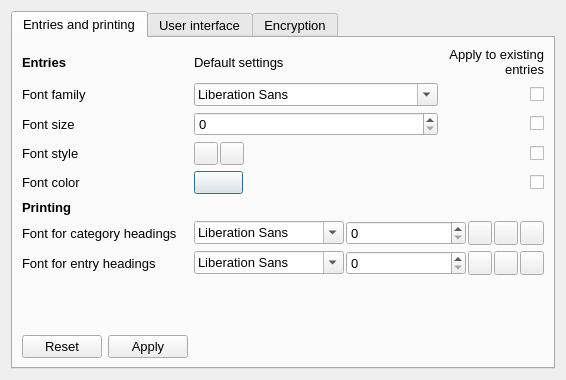
The window that settingsdialog.ui (jan-henkel/Notes) describes before a commit, drawn with Qt 5.
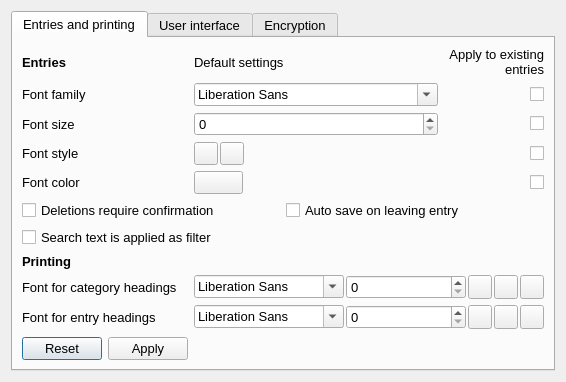
The same window after the commit. Icons and pictures are not drawn.

Commit message: added settings to make saving and deleting more convenient. also added a setting to disable the search filter in favor of scrolling to the first result

What changed in the file:
```diff
--- a/settingsdialog.ui
+++ b/settingsdialog.ui
@@ -34,8 +34,287 @@
        <string>Entries and printing</string>
       </attribute>
       <layout class="QGridLayout" name="gridLayout_2">
-       <item row="0" column="0">
-        <widget class="QLabel" name="captionEntriesLabel">
+       <item row="12" column="0">
+        <layout class="QHBoxLayout" name="resetApplyLayout">
+         <item>
+          <widget class="QPushButton" name="resetPushButton">
+           <property name="text">
+            <string>Reset</string>
+           </property>
+          </widget>
+         </item>
+         <item>
+          <widget class="QPushButton" name="applyPushButton">
+           <property name="enabled">
+            <bool>true</bool>
+           </property>
+           <property name="text">
+            <string>Apply</string>
+           </property>
+          </widget>
+         </item>
+        </layout>
+       </item>
+       <item row="10" column="0">
+        <widget class="QLabel" name="printingFontLabel_2">
+         <property name="text">
+          <string>Font for entry headings</string>
+         </property>
+        </widget>
+       </item>
+       <item row="9" column="1" colspan="2">
+        <layout class="QHBoxLayout" name="printingFontCategoryLayout">
+         <property name="spacing">
+          <number>2</number>
+         </property>
+         <item>
+          <widget class="QFontComboBox" name="printingFontCategoryComboBox">
+           <property name="maximumSize">
+            <size>
+             <width>150</width>
+             <height>16777215</height>
+            </size>
+           </property>
+           <property name="font">
+            <font>
+             <pointsize>10</pointsize>
+            </font>
+           </property>
+          </widget>
+         </item>
+         <item>
+          <widget class="QSpinBox" name="printingFontCategorySizeSpinBox">
+           <property name="font">
+            <font>
+             <pointsize>10</pointsize>
+            </font>
+           </property>
+          </widget>
+         </item>
+         <item>
+          <widget class="QToolButton" name="printingFontCategoryBoldToolButton">
+           <property name="maximumSize">
+            <size>
+             <width>24</width>
+             <height>24</height>
+            </size>
+           </property>
+           <property name="font">
+            <font>
+             <pointsize>10</pointsize>
+            </font>
+           </property>
+           <property name="text">
+            <string/>
+           </property>
+           <property name="icon">
+            <iconset resource="icons.qrc">
+             <normaloff>:/icons/text_bold.png</normaloff>:/icons/text_bold.png</iconset>
+           </property>
+           <property name="checkable">
+            <bool>true</bool>
+           </property>
+          </widget>
+         </item>
+         <item>
+          <widget class="QToolButton" name="printingFontCategoryItalicToolButton">
+           <property name="maximumSize">
+            <size>
+             <width>24</width>
+             <height>24</height>
+            </size>
+           </property>
+           <property name="font">
+            <font>
+             <pointsize>10</pointsize>
+            </font>
+           </property>
+           <property name="text">
+            <string/>
+           </property>
+           <property name="icon">
+            <iconset resource="icons.qrc">
+             <normaloff>:/icons/text_italic.png</normaloff>:/icons/text_italic.png</iconset>
+           </property>
+           <property name="checkable">
+            <bool>true</bool>
+           </property>
+          </widget>
+         </item>
+         <item>
+          <widget class="QToolButton" name="printingFontCategoryUnderlineToolButton">
+           <property name="maximumSize">
+            <size>
+             <width>24</width>
+             <height>24</height>
+            </size>
+           </property>
+           <property name="font">
+            <font>
+             <pointsize>10</pointsize>
+            </font>
+           </property>
+           <property name="text">
+            <string/>
+           </property>
+           <property name="icon">
+            <iconset resource="icons.qrc">
+             <normaloff>:/icons/text_underline.png</normaloff>:/icons/text_underline.png</iconset>
+           </property>
+           <property name="checkable">
+            <bool>true</bool>
+           </property>
+          </widget>
+         </item>
+        </layout>
+       </item>
+       <item row="11" column="0">
+        <spacer name="verticalSpacer">
+         <property name="orientation">
+          <enum>Qt::Vertical</enum>
+         </property>
+         <property name="sizeHint" stdset="0">
+          <size>
+           <width>20</width>
+           <height>40</height>
+          </size>
+         </property>
+        </spacer>
+       </item>
+       <item row="11" column="1">
+        <spacer name="verticalSpacer_2">
+         <property name="orientation">
+          <enum>Qt::Vertical</enum>
+         </property>
+         <property name="sizeHint" stdset="0">
+          <size>
+           <width>20</width>
+           <height>40</height>
+          </size>
+         </property>
+        </spacer>
+       </item>
+       <item row="10" column="1" colspan="2">
+        <layout class="QHBoxLayout" name="printingFontEntryLayout">
+         <property name="spacing">
+          <number>2</number>
+         </property>
+         <item>
+          <widget class="QFontComboBox" name="printingFontEntryComboBox">
+           <property name="maximumSize">
+            <size>
+             <width>150</width>
+             <height>16777215</height>
+            </size>
+           </property>
+           <property name="font">
+            <font>
+             <pointsize>10</pointsize>
+            </font>
+           </property>
+          </widget>
+         </item>
+         <item>
+          <widget class="QSpinBox" name="printingFontEntrySizeSpinBox">
+           <property name="font">
+            <font>
+             <pointsize>10</pointsize>
+            </font>
+           </property>
+          </widget>
+         </item>
+         <item>
+          <widget class="QToolButton" name="printingFontEntryBoldToolButton">
+           <property name="maximumSize">
+            <size>
+             <width>24</width>
+             <height>24</height>
+            </size>
+           </property>
+           <property name="font">
+            <font>
+             <pointsize>10</pointsize>
+            </font>
+           </property>
+           <property name="text">
+            <string/>
+           </property>
+           <property name="icon">
+            <iconset resource="icons.qrc">
+             <normaloff>:/icons/text_bold.png</normaloff>:/icons/text_bold.png</iconset>
+           </property>
+           <property name="checkable">
+            <bool>true</bool>
+           </property>
+          </widget>
+         </item>
+         <item>
+          <widget class="QToolButton" name="printingFontEntryItalicToolButton">
+           <property name="maximumSize">
+            <size>
+             <width>24</width>
+             <height>24</height>
+            </size>
+           </property>
+           <property name="font">
+            <font>
+             <pointsize>10</pointsize>
+            </font>
+           </property>
+           <property name="text">
+            <string/>
+           </property>
+           <property name="icon">
+            <iconset resource="icons.qrc">
+             <normaloff>:/icons/text_italic.png</normaloff>:/icons/text_italic.png</iconset>
+           </property>
+           <property name="checkable">
+            <bool>true</bool>
+           </property>
+          </widget>
+         </item>
+         <item>
+          <widget class="QToolButton" name="printingFontEntryUnderlineToolButton">
+           <property name="maximumSize">
+            <size>
+             <width>24</width>
+             <height>24</height>
+            </size>
+           </property>
+           <property name="font">
+            <font>
+             <pointsize>10</pointsize>
+            </font>
+           </property>
+           <property name="text">
+            <string/>
+           </property>
+           <property name="icon">
+            <iconset resource="icons.qrc">
+             <normaloff>:/icons/text_underline.png</normaloff>:/icons/text_underline.png</iconset>
+           </property>
+           <property name="checkable">
+            <bool>true</bool>
+           </property>
+          </widget>
+         </item>
+        </layout>
+       </item>
+       <item row="11" column="2">
+        <spacer name="verticalSpacer_3">
+         <property name="orientation">
+          <enum>Qt::Vertical</enum>
+         </property>
+         <property name="sizeHint" stdset="0">
+          <size>
+           <width>20</width>
+           <height>40</height>
+          </size>
+         </property>
+        </spacer>
+       </item>
+       <item row="8" column="0">
+        <widget class="QLabel" name="captionPrintingLabel">
          <property name="font">
           <font>
            <weight>75</weight>
@@ -43,7 +322,68 @@
           </font>
          </property>
          <property name="text">
-          <string>Entries</string>
+          <string>Printing</string>
+         </property>
+        </widget>
+       </item>
+       <item row="3" column="2">
+        <widget class="QCheckBox" name="fontStyleApplyAllCheckBox">
+         <property name="layoutDirection">
+          <enum>Qt::RightToLeft</enum>
+         </property>
+         <property name="text">
+          <string/>
+         </property>
+        </widget>
+       </item>
+       <item row="4" column="1">
+        <widget class="QPushButton" name="fontColorPushButton">
+         <property name="maximumSize">
+          <size>
+           <width>49</width>
+           <height>16777215</height>
+          </size>
+         </property>
+         <property name="font">
+          <font>
+           <pointsize>10</pointsize>
+          </font>
+         </property>
+         <property name="text">
+          <string/>
+         </property>
+         <property name="icon">
+          <iconset resource="icons.qrc">
+           <normaloff>:/icons/color_wheel.png</normaloff>:/icons/color_wheel.png</iconset>
+         </property>
+        </widget>
+       </item>
+       <item row="4" column="0">
+        <widget class="QLabel" name="fontColorLabel">
+         <property name="font">
+          <font>
+           <pointsize>10</pointsize>
+          </font>
+         </property>
+         <property name="text">
+          <string>Font color</string>
+         </property>
+        </widget>
+       </item>
+       <item row="4" column="2">
+        <widget class="QCheckBox" name="fontColorApplyAllCheckBox">
+         <property name="layoutDirection">
+          <enum>Qt::RightToLeft</enum>
+         </property>
+         <property name="text">
+          <string/>
+         </property>
+        </widget>
+       </item>
+       <item row="9" column="0">
+        <widget class="QLabel" name="printingCategoryFontLabel">
+         <property name="text">
+          <string>Font for category headings</string>
          </property>
         </widget>
        </item>
@@ -65,6 +405,19 @@
          </property>
         </widget>
        </item>
+       <item row="0" column="0">
+        <widget class="QLabel" name="captionEntriesLabel">
+         <property name="font">
+          <font>
+           <weight>75</weight>
+           <bold>true</bold>
+          </font>
+         </property>
+         <property name="text">
+          <string>Entries</string>
+         </property>
+        </widget>
+       </item>
        <item row="0" column="2">
         <widget class="QLabel" name="applyAllLabel">
          <property name="sizePolicy">
@@ -104,6 +457,16 @@
          </property>
         </widget>
        </item>
+       <item row="1" column="2">
+        <widget class="QCheckBox" name="fontFamilyApplyAllCheckBox">
+         <property name="layoutDirection">
+          <enum>Qt::RightToLeft</enum>
+         </property>
+         <property name="text">
+          <string/>
+         </property>
+        </widget>
+       </item>
        <item row="1" column="0">
         <widget class="QLabel" name="fontFamilyLabel">
          <property name="font">
@@ -125,13 +488,15 @@
          </property>
         </widget>
        </item>
-       <item row="1" column="2">
-        <widget class="QCheckBox" name="fontFamilyApplyAllCheckBox">
-         <property name="layoutDirection">
-          <enum>Qt::RightToLeft</enum>
+       <item row="3" column="0">
+        <widget class="QLabel" name="fontStyleLabel">
+         <property name="font">
+          <font>
+           <pointsize>10</pointsize>
+          </font>
          </property>
          <property name="text">
-          <string/>
+          <string>Font style</string>
          </property>
         </widget>
        </item>
@@ -166,18 +531,6 @@
          </property>
         </widget>
        </item>
-       <item row="3" column="0">
-        <widget class="QLabel" name="fontStyleLabel">
-         <property name="font">
-          <font>
-           <pointsize>10</pointsize>
-          </font>
-         </property>
-         <property name="text">
-          <string>Font style</string>
-         </property>
-        </widget>
-       </item>
        <item row="3" column="1">
         <layout class="QHBoxLayout" name="fontStyleLayout">
          <property name="spacing">
@@ -251,354 +604,26 @@
          </item>
         </layout>
        </item>
-       <item row="3" column="2">
-        <widget class="QCheckBox" name="fontStyleApplyAllCheckBox">
-         <property name="layoutDirection">
-          <enum>Qt::RightToLeft</enum>
-         </property>
-         <property name="text">
-          <string/>
-         </property>
-        </widget>
-       </item>
-       <item row="4" column="0">
-        <widget class="QLabel" name="fontColorLabel">
-         <property name="font">
-          <font>
-           <pointsize>10</pointsize>
-          </font>
-         </property>
-         <property name="text">
-          <string>Font color</string>
-         </property>
-        </widget>
-       </item>
-       <item row="4" column="1">
-        <widget class="QPushButton" name="fontColorPushButton">
-         <property name="maximumSize">
-          <size>
-           <width>49</width>
-           <height>16777215</height>
-          </size>
-         </property>
-         <property name="font">
-          <font>
-           <pointsize>10</pointsize>
-          </font>
-         </property>
-         <property name="text">
-          <string/>
-         </property>
-         <property name="icon">
-          <iconset resource="icons.qrc">
-           <normaloff>:/icons/color_wheel.png</normaloff>:/icons/color_wheel.png</iconset>
-         </property>
-        </widget>
-       </item>
-       <item row="4" column="2">
-        <widget class="QCheckBox" name="fontColorApplyAllCheckBox">
-         <property name="layoutDirection">
-          <enum>Qt::RightToLeft</enum>
-         </property>
-         <property name="text">
-          <string/>
-         </property>
-        </widget>
-       </item>
-       <item row="5" column="0">
-        <widget class="QLabel" name="captionPrintingLabel">
-         <property name="font">
-          <font>
-           <weight>75</weight>
-           <bold>true</bold>
-          </font>
-         </property>
-         <property name="text">
-          <string>Printing</string>
-         </property>
-        </widget>
-       </item>
-       <item row="6" column="0">
-        <widget class="QLabel" name="printingCategoryFontLabel">
-         <property name="text">
-          <string>Font for category headings</string>
-         </property>
-        </widget>
-       </item>
-       <item row="6" column="1" colspan="2">
-        <layout class="QHBoxLayout" name="printingFontCategoryLayout">
-         <property name="spacing">
-          <number>2</number>
-         </property>
-         <item>
-          <widget class="QFontComboBox" name="printingFontCategoryComboBox">
-           <property name="maximumSize">
-            <size>
-             <width>150</width>
-             <height>16777215</height>
-            </size>
-           </property>
-           <property name="font">
-            <font>
-             <pointsize>10</pointsize>
-            </font>
-           </property>
-          </widget>
-         </item>
-         <item>
-          <widget class="QSpinBox" name="printingFontCategorySizeSpinBox">
-           <property name="font">
-            <font>
-             <pointsize>10</pointsize>
-            </font>
-           </property>
-          </widget>
-         </item>
-         <item>
-          <widget class="QToolButton" name="printingFontCategoryBoldToolButton">
-           <property name="maximumSize">
-            <size>
-             <width>24</width>
-             <height>24</height>
-            </size>
-           </property>
-           <property name="font">
-            <font>
-             <pointsize>10</pointsize>
-            </font>
-           </property>
+       <item row="5" column="0" rowspan="2" colspan="3">
+        <layout class="QGridLayout" name="gridLayout_7">
+         <item row="0" column="1">
+          <widget class="QCheckBox" name="autoSaveOnLeavingCheckBox">
            <property name="text">
-            <string/>
+            <string>Auto save on leaving entry</string>
            </property>
-           <property name="icon">
-            <iconset resource="icons.qrc">
-             <normaloff>:/icons/text_bold.png</normaloff>:/icons/text_bold.png</iconset>
-           </property>
-           <property name="checkable">
-            <bool>true</bool>
-           </property>
           </widget>
          </item>
-         <item>
-          <widget class="QToolButton" name="printingFontCategoryItalicToolButton">
-           <property name="maximumSize">
-            <size>
-             <width>24</width>
-             <height>24</height>
-            </size>
-           </property>
-           <property name="font">
-            <font>
-             <pointsize>10</pointsize>
-            </font>
-           </property>
+         <item row="0" column="0">
+          <widget class="QCheckBox" name="confirmDeleteCheckBox">
            <property name="text">
-            <string/>
+            <string>Deletions require confirmation</string>
            </property>
-           <property name="icon">
-            <iconset resource="icons.qrc">
-             <normaloff>:/icons/text_italic.png</normaloff>:/icons/text_italic.png</iconset>
-           </property>
-           <property name="checkable">
-            <bool>true</bool>
-           </property>
           </widget>
          </item>
-         <item>
-          <widget class="QToolButton" name="printingFontCategoryUnderlineToolButton">
-           <property name="maximumSize">
-            <size>
-             <width>24</width>
-             <height>24</height>
-            </size>
-           </property>
-           <property name="font">
-            <font>
-             <pointsize>10</pointsize>
-            </font>
-           </property>
+         <item row="1" column="0">
+          <widget class="QCheckBox" name="applySearchFilterCheckBox">
            <property name="text">
-            <string/>
-           </property>
-           <property name="icon">
-            <iconset resource="icons.qrc">
-             <normaloff>:/icons/text_underline.png</normaloff>:/icons/text_underline.png</iconset>
-           </property>
-           <property name="checkable">
-            <bool>true</bool>
-           </property>
-          </widget>
-         </item>
-        </layout>
-       </item>
-       <item row="7" column="0">
-        <widget class="QLabel" name="printingFontLabel_2">
-         <property name="text">
-          <string>Font for entry headings</string>
-         </property>
-        </widget>
-       </item>
-       <item row="7" column="1" colspan="2">
-        <layout class="QHBoxLayout" name="printingFontEntryLayout">
-         <property name="spacing">
-          <number>2</number>
-         </property>
-         <item>
-          <widget class="QFontComboBox" name="printingFontEntryComboBox">
-           <property name="maximumSize">
-            <size>
-             <width>150</width>
-             <height>16777215</height>
-            </size>
-           </property>
-           <property name="font">
-            <font>
-             <pointsize>10</pointsize>
-            </font>
-           </property>
-          </widget>
-         </item>
-         <item>
-          <widget class="QSpinBox" name="printingFontEntrySizeSpinBox">
-           <property name="font">
-            <font>
-             <pointsize>10</pointsize>
-            </font>
-           </property>
-          </widget>
-         </item>
-         <item>
-          <widget class="QToolButton" name="printingFontEntryBoldToolButton">
-           <property name="maximumSize">
-            <size>
-             <width>24</width>
-             <height>24</height>
-            </size>
-           </property>
-           <property name="font">
-            <font>
-             <pointsize>10</pointsize>
-            </font>
-           </property>
-           <property name="text">
-            <string/>
-           </property>
-           <property name="icon">
-            <iconset resource="icons.qrc">
-             <normaloff>:/icons/text_bold.png</normaloff>:/icons/text_bold.png</iconset>
-           </property>
-           <property name="checkable">
-            <bool>true</bool>
-           </property>
-          </widget>
-         </item>
-         <item>
-          <widget class="QToolButton" name="printingFontEntryItalicToolButton">
-           <property name="maximumSize">
-            <size>
-             <width>24</width>
-             <height>24</height>
-            </size>
-           </property>
-           <property name="font">
-            <font>
-             <pointsize>10</pointsize>
-            </font>
-           </property>
-           <property name="text">
-            <string/>
-           </property>
-           <property name="icon">
-            <iconset resource="icons.qrc">
-             <normaloff>:/icons/text_italic.png</normaloff>:/icons/text_italic.png</iconset>
-           </property>
-           <property name="checkable">
-            <bool>true</bool>
-           </property>
-          </widget>
-         </item>
-         <item>
-          <widget class="QToolButton" name="printingFontEntryUnderlineToolButton">
-           <property name="maximumSize">
-            <size>
-             <width>24</width>
-             <height>24</height>
-            </size>
-           </property>
-           <property name="font">
-            <font>
-             <pointsize>10</pointsize>
-            </font>
-           </property>
-           <property name="text">
-            <string/>
-           </property>
-           <property name="icon">
-            <iconset resource="icons.qrc">
-             <normaloff>:/icons/text_underline.png</normaloff>:/icons/text_underline.png</iconset>
-           </property>
-           <property name="checkable">
-            <bool>true</bool>
-           </property>
-          </widget>
-         </item>
-        </layout>
-       </item>
-       <item row="8" column="0">
-        <spacer name="verticalSpacer">
-         <property name="orientation">
-          <enum>Qt::Vertical</enum>
-         </property>
-         <property name="sizeHint" stdset="0">
-          <size>
-           <width>20</width>
-           <height>40</height>
-          </size>
-         </property>
-        </spacer>
-       </item>
-       <item row="8" column="1">
-        <spacer name="verticalSpacer_2">
-         <property name="orientation">
-          <enum>Qt::Vertical</enum>
-         </property>
-         <property name="sizeHint" stdset="0">
-          <size>
-           <width>20</width>
-           <height>40</height>
-          </size>
-         </property>
-        </spacer>
-       </item>
-       <item row="8" column="2">
-        <spacer name="verticalSpacer_3">
-         <property name="orientation">
-          <enum>Qt::Vertical</enum>
-         </property>
-         <property name="sizeHint" stdset="0">
-          <size>
-           <width>20</width>
-           <height>40</height>
-          </size>
-         </property>
-        </spacer>
-       </item>
-       <item row="9" column="0">
-        <layout class="QHBoxLayout" name="resetApplyLayout">
-         <item>
-          <widget class="QPushButton" name="resetPushButton">
-           <property name="text">
-            <string>Reset</string>
-           </property>
-          </widget>
-         </item>
-         <item>
-          <widget class="QPushButton" name="applyPushButton">
-           <property name="enabled">
-            <bool>true</bool>
-           </property>
-           <property name="text">
-            <string>Apply</string>
+            <string>Search text is applied as filter</string>
            </property>
           </widget>
          </item>
```
The commit also changes 7 other files.
